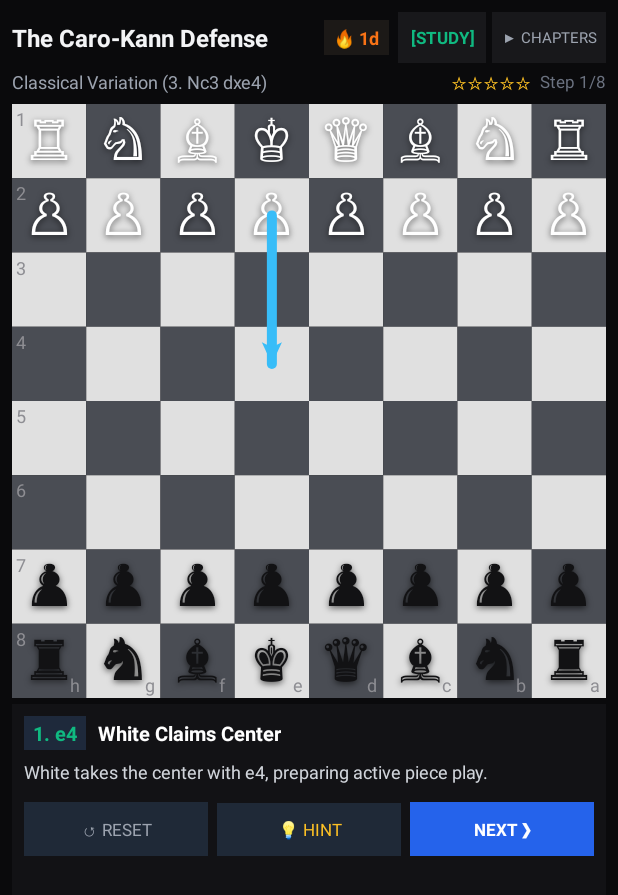
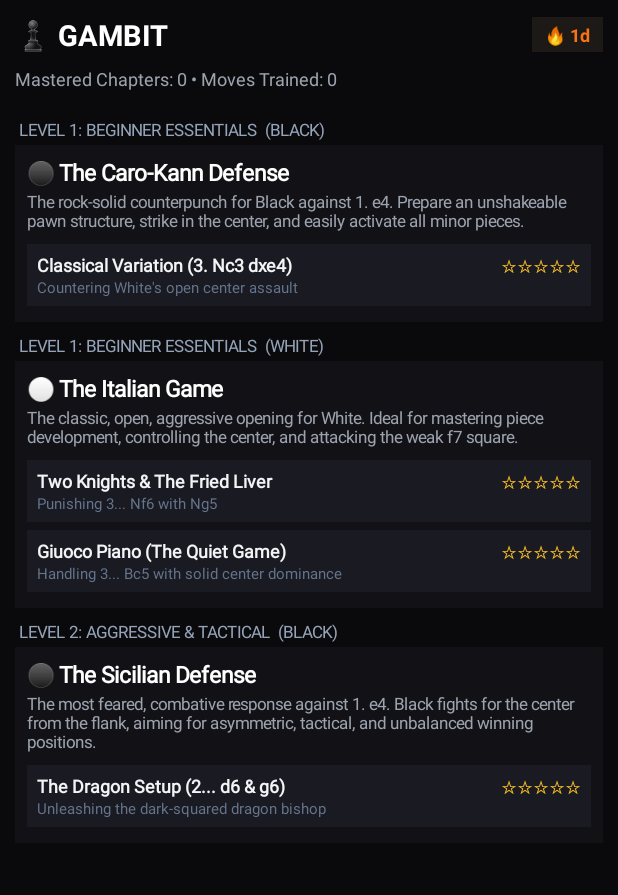
Before and after one commit to warumpas-ops/gambit-bb10, an Android app: the screen it shows after launch (MainActivity before the commit, HubActivity after it), on a phone screen of 412 x 824 dp. Shown: the top 895 px of the screen. Run offline under Robolectric (Android 15) with nearby library versions, the phone set to English and light mode, and no system bars.

Commit message:
feat(v1.2.0): add official Chess.com board theme, auto-board flip by side, and opening library selection hub

```diff
--- a/app/src/main/assets/courses/caro_kann.json
+++ b/app/src/main/assets/courses/caro_kann.json
@@ -2,6 +2,7 @@
   "id": "caro_kann",
   "name": "The Caro-Kann Defense",
   "color": "Black",
+  "level": "Level 1: Beginner Essentials",
   "description": "The rock-solid counterpunch for Black against 1. e4. Prepare an unshakeable pawn structure, strike in the center, and easily activate all minor pieces.",
   "chapters": [
     {
--- a/app/src/main/assets/courses/italian_game.json
+++ b/app/src/main/assets/courses/italian_game.json
@@ -2,6 +2,7 @@
   "id": "italian_game",
   "name": "The Italian Game",
   "color": "White",
+  "level": "Level 1: Beginner Essentials",
   "description": "The classic, open, aggressive opening for White. Ideal for mastering piece development, controlling the center, and attacking the weak f7 square.",
   "chapters": [
     {
--- a/app/src/main/java/com/gambit/app/ChessBoardView.java
+++ b/app/src/main/java/com/gambit/app/ChessBoardView.java
@@ -5,8 +5,6 @@ import android.graphics.Canvas;
 import android.graphics.Color;
 import android.graphics.Paint;
 import android.graphics.Path;
-import android.graphics.Rect;
-import android.graphics.RectF;
 import android.util.AttributeSet;
 import android.view.MotionEvent;
 import android.view.View;
@@ -22,24 +20,24 @@ public class ChessBoardView extends View {
 
     private ChessEngine engine;
     private OnMoveAttemptListener moveListener;
-    private boolean flipped = false; // true if Black is at the bottom
+    private boolean flipped = false; // true if Black is at bottom
 
-    // High contrast modern OLED colors
-    private int lightSquareColor = Color.parseColor("#E0E0E0"); // Crisp off-white
-    private int darkSquareColor  = Color.parseColor("#4A4D54"); // Slate graphite
-    private int selectedColor    = Color.parseColor("#66F59E0B"); // Translucent amber glow
-    private int lastMoveColor    = Color.parseColor("#553B82F6"); // Translucent blue glow
-    private int highlightColor   = Color.parseColor("#55E11D48"); // Translucent ruby red glow
+    // Exact Chess.com Colors
+    private int lightSquareColor = Color.parseColor("#EBECD0"); // Classic Chess.com Buff/Cream
+    private int darkSquareColor  = Color.parseColor("#739552"); // Classic Chess.com Olive Green
+    private int lastMoveColor    = Color.parseColor("#80F5F682"); // Translucent Chess.com Yellow
+    private int selectedColor    = Color.parseColor("#80F7E752"); // Vibrant Yellow Glow
+    private int highlightColor   = Color.parseColor("#66EF4444"); // Translucent Red Threat
 
-    // Arrow and label paints
     private Paint lightSquarePaint = new Paint(Paint.ANTI_ALIAS_FLAG);
     private Paint darkSquarePaint  = new Paint(Paint.ANTI_ALIAS_FLAG);
     private Paint selectedPaint    = new Paint(Paint.ANTI_ALIAS_FLAG);
     private Paint lastMovePaint    = new Paint(Paint.ANTI_ALIAS_FLAG);
     private Paint highlightPaint   = new Paint(Paint.ANTI_ALIAS_FLAG);
-    private Paint coordPaint       = new Paint(Paint.ANTI_ALIAS_FLAG);
 
-    // Arrow Paints
+    private Paint lightCoordPaint  = new Paint(Paint.ANTI_ALIAS_FLAG);
+    private Paint darkCoordPaint   = new Paint(Paint.ANTI_ALIAS_FLAG);
+
     private Paint greenArrowPaint  = new Paint(Paint.ANTI_ALIAS_FLAG);
     private Paint blueArrowPaint   = new Paint(Paint.ANTI_ALIAS_FLAG);
     private Paint redArrowPaint    = new Paint(Paint.ANTI_ALIAS_FLAG);
@@ -72,23 +70,27 @@ public class ChessBoardView extends View {
         lastMovePaint.setColor(lastMoveColor);
         highlightPaint.setColor(highlightColor);
 
-        coordPaint.setColor(Color.parseColor("#8E8E93"));
-        coordPaint.setTextSize(18f);
+        // Chess.com style rank/file coordinates inside squares
+        lightCoordPaint.setColor(darkSquareColor);
+        lightCoordPaint.setTextSize(14f);
+        lightCoordPaint.setFakeBoldText(true);
 
-        // Green arrow: best move
-        greenArrowPaint.setColor(Color.parseColor("#22C55E"));
+        darkCoordPaint.setColor(lightSquareColor);
+        darkCoordPaint.setTextSize(14f);
+        darkCoordPaint.setFakeBoldText(true);
+
+        // Arrows (Chess.com vibrant vectors)
+        greenArrowPaint.setColor(Color.parseColor("#7FA650"));
         greenArrowPaint.setStrokeWidth(10f);
         greenArrowPaint.setStyle(Paint.Style.STROKE);
         greenArrowPaint.setStrokeCap(Paint.Cap.ROUND);
 
-        // Blue arrow: strategic plan
-        blueArrowPaint.setColor(Color.parseColor("#38BDF8"));
+        blueArrowPaint.setColor(Color.parseColor("#52B2BF"));
         blueArrowPaint.setStrokeWidth(10f);
         blueArrowPaint.setStyle(Paint.Style.STROKE);
         blueArrowPaint.setStrokeCap(Paint.Cap.ROUND);
 
-        // Red arrow: threat or blunder
-        redArrowPaint.setColor(Color.parseColor("#EF4444"));
+        redArrowPaint.setColor(Color.parseColor("#E05353"));
         redArrowPaint.setStrokeWidth(10f);
         redArrowPaint.setStyle(Paint.Style.STROKE);
         redArrowPaint.setStrokeCap(Paint.Cap.ROUND);
@@ -104,6 +106,10 @@ public class ChessBoardView extends View {
     public void setFlipped(boolean flipped) {
         this.flipped = flipped;
         invalidate();
+    }
+
+    public boolean isFlipped() {
+        return flipped;
     }
 
     public void setOnMoveAttemptListener(OnMoveAttemptListener listener) {
@@ -140,7 +146,6 @@ public class ChessBoardView extends View {
 
     @Override
     protected void onMeasure(int widthMeasureSpec, int heightMeasureSpec) {
-        // Enforce exact square dimensions for the 8x8 chessboard
         int width = MeasureSpec.getSize(widthMeasureSpec);
         int height = MeasureSpec.getSize(heightMeasureSpec);
         int size = Math.min(width, height);
@@ -179,25 +184,28 @@ public class ChessBoardView extends View {
                     canvas.drawRect(left, top, right, bottom, selectedPaint);
                 }
 
-                // Highlight custom strategic/target squares
+                // Custom target / blunder square
                 if (activeHighlights.contains(sq)) {
                     canvas.drawRect(left, top, right, bottom, highlightPaint);
+                }
+
+                // Chess.com Corner Coordinates
+                // Files (a-h) on bottom row
+                if (r == 7) {
+                    char fileChar = (char) (flipped ? ('h' - f) : ('a' + f));
+                    Paint cp = isDark ? darkCoordPaint : lightCoordPaint;
+                    canvas.drawText(String.valueOf(fileChar), right - 13f, bottom - 5f, cp);
+                }
+                // Ranks (1-8) on left column
+                if (f == 0) {
+                    char rankChar = (char) (flipped ? ('1' + r) : ('8' - r));
+                    Paint cp = isDark ? darkCoordPaint : lightCoordPaint;
+                    canvas.drawText(String.valueOf(rankChar), left + 4f, top + 15f, cp);
                 }
             }
         }
 
-        // 2. Draw Coordinates (Ranks on left, Files on bottom)
-        for (int i = 0; i < 8; i++) {
-            char fileChar = (char) (flipped ? ('h' - i) : ('a' + i));
-            char rankChar = (char) (flipped ? ('1' + i) : ('8' - i));
-
-            // Rank label on left edge
-            canvas.drawText(String.valueOf(rankChar), 4f, i * squareSize + 22f, coordPaint);
-            // File label on bottom edge
-            canvas.drawText(String.valueOf(fileChar), (i + 1) * squareSize - 16f, w - 6f, coordPaint);
-        }
-
-        // 3. Draw Pieces
+        // 2. Draw Chess Pieces
         textPiecePaint.setTextSize(squareSize * 0.76f);
         Paint.FontMetrics fm = textPiecePaint.getFontMetrics();
         float yOffset = ((fm.descent - fm.ascent) / 2) - fm.descent;
@@ -214,8 +222,7 @@ public class ChessBoardView extends View {
                     float cy = r * squareSize + (squareSize / 2f) + yOffset;
                     String glyph = getPieceGlyph(piece);
 
-                    // Drop shadow for crisp contrast against any square
-                    textPiecePaint.setColor(ChessEngine.isWhite(piece) ? Color.WHITE : Color.parseColor("#121214"));
+                    textPiecePaint.setColor(ChessEngine.isWhite(piece) ? Color.WHITE : Color.parseColor("#18181B"));
                     textPiecePaint.setShadowLayer(5.0f, 0f, 2.0f, Color.parseColor("#99000000"));
                     canvas.drawText(glyph, cx, cy, textPiecePaint);
                     textPiecePaint.clearShadowLayer();
@@ -223,7 +230,7 @@ public class ChessBoardView extends View {
             }
         }
 
-        // 4. Draw Tactical Arrows
+        // 3. Draw Tactical Arrows
         for (OpeningModel.Arrow arrow : activeArrows) {
             drawArrow(canvas, arrow);
         }
@@ -251,10 +258,8 @@ public class ChessBoardView extends View {
         if ("blue".equalsIgnoreCase(arrow.color)) paint = blueArrowPaint;
         else if ("red".equalsIgnoreCase(arrow.color)) paint = redArrowPaint;
 
-        // Draw arrow shaft
         canvas.drawLine(x1, y1, x2, y2, paint);
 
-        // Draw arrow head
         float angle = (float) Math.atan2(y2 - y1, x2 - x1);
         float arrowHeadLen = squareSize * 0.32f;
         float angleOffset = (float) Math.toRadians(25.0);
@@ -311,7 +316,6 @@ public class ChessBoardView extends View {
             int clickedSq = clickedDisplayRow * 8 + clickedDisplayCol;
 
             if (selectedSq == -1) {
-                // First click: select piece if owned by side to move
                 char piece = engine.getPiece(clickedSq);
                 if (piece != ChessEngine.EMPTY) {
                     boolean pieceIsWhite = ChessEngine.isWhite(piece);
@@ -321,7 +325,6 @@ public class ChessBoardView extends View {
                     }
                 }
             } else {
-                // Second click: attempt move from selectedSq to clickedSq
                 int from = selectedSq;
                 int to = clickedSq;
                 selectedSq = -1;
--- a/app/src/main/java/com/gambit/app/CourseRepository.java
+++ b/app/src/main/java/com/gambit/app/CourseRepository.java
@@ -42,6 +42,7 @@ public class CourseRepository {
             c.id = root.optString("id");
             c.name = root.optString("name");
             c.color = root.optString("color");
+            c.level = root.optString("level", "Level 1: Fundamentals");
             c.description = root.optString("description");
 
             JSONArray chapters = root.optJSONArray("chapters");
--- /dev/null
+++ b/app/src/main/java/com/gambit/app/HubActivity.java
@@ -0,0 +1,142 @@
+package com.gambit.app;
+
+import android.app.Activity;
+import android.content.Intent;
+import android.graphics.Color;
+import android.os.Bundle;
+import android.view.View;
+import android.widget.LinearLayout;
+import android.widget.TextView;
+
+import java.util.List;
+
+public class HubActivity extends Activity {
+
+    private ProgressManager progressManager;
+    private List<OpeningModel.Course> courses;
+    private LinearLayout container;
+    private TextView tvHubStreak;
+    private TextView tvHubStats;
+
+    @Override
+    protected void onCreate(Bundle savedInstanceState) {
+        super.onCreate(savedInstanceState);
+        setContentView(R.layout.activity_hub);
+
+        progressManager = new ProgressManager(this);
+        container = (LinearLayout) findViewById(R.id.llCoursesContainer);
+        tvHubStreak = (TextView) findViewById(R.id.tvHubStreak);
+        tvHubStats = (TextView) findViewById(R.id.tvHubStats);
+
+        courses = CourseRepository.loadAllCourses(this);
+        renderCourses();
+    }
+
+    @Override
+    protected void onResume() {
+        super.onResume();
+        tvHubStreak.setText("🔥 " + progressManager.getStreak() + "d");
+        tvHubStats.setText("Mastered Chapters: " + progressManager.getTotalMasteredChapters() + " • Moves Trained: " + progressManager.getTotalMovesTrained());
+        renderCourses();
+    }
+
+    private void renderCourses() {
+        container.removeAllViews();
+
+        for (int cIdx = 0; cIdx < courses.size(); cIdx++) {
+            final int courseIdx = cIdx;
+            final OpeningModel.Course course = courses.get(courseIdx);
+
+            // Level / Category Header
+            TextView tvLevel = new TextView(this);
+            tvLevel.setText(course.level.toUpperCase() + "  (" + course.color.toUpperCase() + ")");
+            tvLevel.setTextColor(Color.parseColor("#94A3B8"));
+            tvLevel.setTextSize(11f);
+            tvLevel.setPadding(4, 12, 4, 4);
+            container.addView(tvLevel);
+
+            // Course Box Container
+            LinearLayout courseCard = new LinearLayout(this);
+            courseCard.setOrientation(LinearLayout.VERTICAL);
+            courseCard.setBackgroundColor(Color.parseColor("#121216"));
+            courseCard.setPadding(12, 12, 12, 12);
+
+            // Title & Description
+            TextView tvName = new TextView(this);
+            tvName.setText((course.color.equalsIgnoreCase("white") ? "⚪ " : "⚫ ") + course.name);
+            tvName.setTextColor(Color.WHITE);
+            tvName.setTextSize(15f);
+            tvName.getPaint().setFakeBoldText(true);
+            courseCard.addView(tvName);
+
+            TextView tvDesc = new TextView(this);
+            tvDesc.setText(course.description);
+            tvDesc.setTextColor(Color.parseColor("#9CA3AF"));
+            tvDesc.setTextSize(11f);
+            tvDesc.setPadding(0, 2, 0, 8);
+            courseCard.addView(tvDesc);
+
+            // Chapters List inside Course
+            for (int chIdx = 0; chIdx < course.chapters.size(); chIdx++) {
+                final int chapterIdx = chIdx;
+                final OpeningModel.Chapter chapter = course.chapters.get(chapterIdx);
+
+                LinearLayout row = new LinearLayout(this);
+                row.setOrientation(LinearLayout.HORIZONTAL);
+                row.setBackgroundColor(Color.parseColor("#1A1A22"));
+                row.setPadding(10, 8, 10, 8);
+                LinearLayout.LayoutParams lp = new LinearLayout.LayoutParams(
+                        LinearLayout.LayoutParams.MATCH_PARENT, LinearLayout.LayoutParams.WRAP_CONTENT);
+                lp.setMargins(0, 4, 0, 4);
+                row.setLayoutParams(lp);
+
+                LinearLayout textCol = new LinearLayout(this);
+                textCol.setOrientation(LinearLayout.VERTICAL);
+                LinearLayout.LayoutParams colLp = new LinearLayout.LayoutParams(
+                        0, LinearLayout.LayoutParams.WRAP_CONTENT, 1.0f);
+                textCol.setLayoutParams(colLp);
+
+                TextView tvChTitle = new TextView(this);
+                tvChTitle.setText(chapter.title);
+                tvChTitle.setTextColor(Color.parseColor("#F3F4F6"));
+                tvChTitle.setTextSize(12f);
+                tvChTitle.getPaint().setFakeBoldText(true);
+                textCol.addView(tvChTitle);
+
+                TextView tvChSubtitle = new TextView(this);
+                tvChSubtitle.setText(chapter.subtitle);
+                tvChSubtitle.setTextColor(Color.parseColor("#64748B"));
+                tvChSubtitle.setTextSize(10f);
+                textCol.addView(tvChSubtitle);
+
+                row.addView(textCol);
+
+                // Live Mastery Stars
+                int level = progressManager.getChapterMasteryLevel(chapter.id);
+                StringBuilder stars = new StringBuilder();
+                for (int s = 0; s < 5; s++) stars.append(s < level ? "★" : "☆");
+
+                TextView tvStars = new TextView(this);
+                tvStars.setText(stars.toString());
+                tvStars.setTextColor(Color.parseColor("#FBBF24"));
+                tvStars.setTextSize(12f);
+                row.addView(tvStars);
+
+                // Tap Chapter to Start Training
+                row.setOnClickListener(new View.OnClickListener() {
+                    @Override
+                    public void onClick(View v) {
+                        Intent intent = new Intent(HubActivity.this, MainActivity.class);
+                        intent.putExtra("courseIdx", courseIdx);
+                        intent.putExtra("chapterIdx", chapterIdx);
+                        startActivity(intent);
+                    }
+                });
+
+                courseCard.addView(row);
+            }
+
+            container.addView(courseCard);
+        }
+    }
+}
--- a/app/src/main/java/com/gambit/app/OpeningModel.java
+++ b/app/src/main/java/com/gambit/app/OpeningModel.java
@@ -6,9 +6,9 @@ import java.util.List;
 public class OpeningModel {
 
     public static class Arrow {
-        public String from; // e.g. "e2"
-        public String to;   // e.g. "e4"
-        public String color; // "green" (best move), "blue" (plan), "red" (threat/mistake)
+        public String from;
+        public String to;
+        public String color;
 
         public Arrow(String from, String to, String color) {
             this.from = from;
@@ -18,29 +18,30 @@ public class OpeningModel {
     }
 
     public static class MoveStep {
-        public String moveSan;     // e.g. "1. e4", "1... c6"
-        public String uci;         // e.g. "e2e4"
-        public boolean isUserMove; // true if student plays it
-        public String title;       // e.g. "Control the Center"
-        public String explanation; // The human rationale explaining the "why"
-        public String warning;     // Optional common mistake / trap warning
+        public String moveSan;
+        public String uci;
+        public boolean isUserMove;
+        public String title;
+        public String explanation;
+        public String warning;
         public List<Arrow> arrows = new ArrayList<Arrow>();
-        public List<String> highlightSquares = new ArrayList<String>(); // e.g. ["e4", "d5"]
+        public List<String> highlightSquares = new ArrayList<String>();
     }
 
     public static class Chapter {
         public String id;
-        public String title;       // e.g. "Main Line: Two Knights Defense"
-        public String subtitle;    // e.g. "Countering 3... Nf6"
+        public String title;
+        public String subtitle;
         public String orientation; // "white" or "black"
         public List<MoveStep> steps = new ArrayList<MoveStep>();
     }
 
     public static class Course {
         public String id;
-        public String name;        // e.g. "The Italian Game"
-        public String color;       // "White" or "Black"
-        public String description; // Overview of the opening
+        public String name;
+        public String color; // "White" or "Black"
+        public String level; // e.g. "Level 1: Beginner Essentials"
+        public String description;
         public List<Chapter> chapters = new ArrayList<Chapter>();
     }
 }
--- /dev/null
+++ b/app/src/main/res/layout/activity_hub.xml
@@ -0,0 +1,62 @@
+<?xml version="1.0" encoding="utf-8"?>
+<LinearLayout xmlns:android="http://schemas.android.com/apk/res/android"
+    android:layout_width="match_parent"
+    android:layout_height="match_parent"
+    android:orientation="vertical"
+    android:background="#0A0A0C"
+    android:padding="10dp">
+
+    <!-- Top Header -->
+    <LinearLayout
+        android:layout_width="match_parent"
+        android:layout_height="wrap_content"
+        android:orientation="horizontal"
+        android:gravity="center_vertical"
+        android:paddingBottom="8dp">
+
+        <TextView
+            android:layout_width="0dp"
+            android:layout_weight="1"
+            android:layout_height="wrap_content"
+            android:text="♟️ GAMBIT"
+            android:textColor="#FFFFFF"
+            android:textSize="19sp"
+            android:textStyle="bold" />
+
+        <TextView
+            android:id="@+id/tvHubStreak"
+            android:layout_width="wrap_content"
+            android:layout_height="wrap_content"
+            android:text="🔥 1d"
+            android:textColor="#F97316"
+            android:textSize="12sp"
+            android:textStyle="bold"
+            android:background="#1C1917"
+            android:paddingLeft="8dp"
+            android:paddingRight="8dp"
+            android:paddingTop="3dp"
+            android:paddingBottom="3dp" />
+    </LinearLayout>
+
+    <TextView
+        android:id="@+id/tvHubStats"
+        android:layout_width="match_parent"
+        android:layout_height="wrap_content"
+        android:text="Select an opening repertoire to begin training"
+        android:textColor="#9CA3AF"
+        android:textSize="12sp"
+        android:paddingBottom="10dp" />
+
+    <!-- List of Organized Openings & Levels -->
+    <ScrollView
+        android:layout_width="match_parent"
+        android:layout_height="0dp"
+        android:layout_weight="1">
+
+        <LinearLayout
+            android:id="@+id/llCoursesContainer"
+            android:layout_width="match_parent"
+            android:layout_height="wrap_content"
+            android:orientation="vertical" />
+    </ScrollView>
+</LinearLayout>
```
Also changed, not shown: app/src/main/AndroidManifest.xml (+10 -1 lines), app/src/main/assets/courses/sicilian_defense.json (added, +96 -0 lines), app/src/main/java/com/gambit/app/MainActivity.java (+20 -48 lines), 81 other files.
